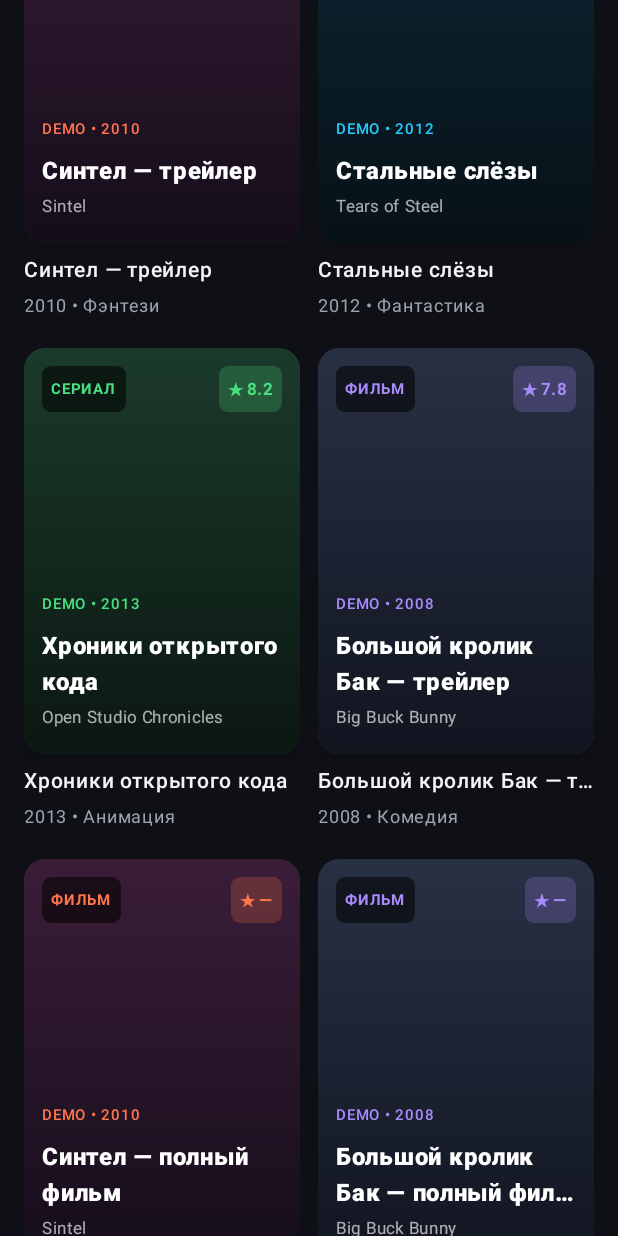
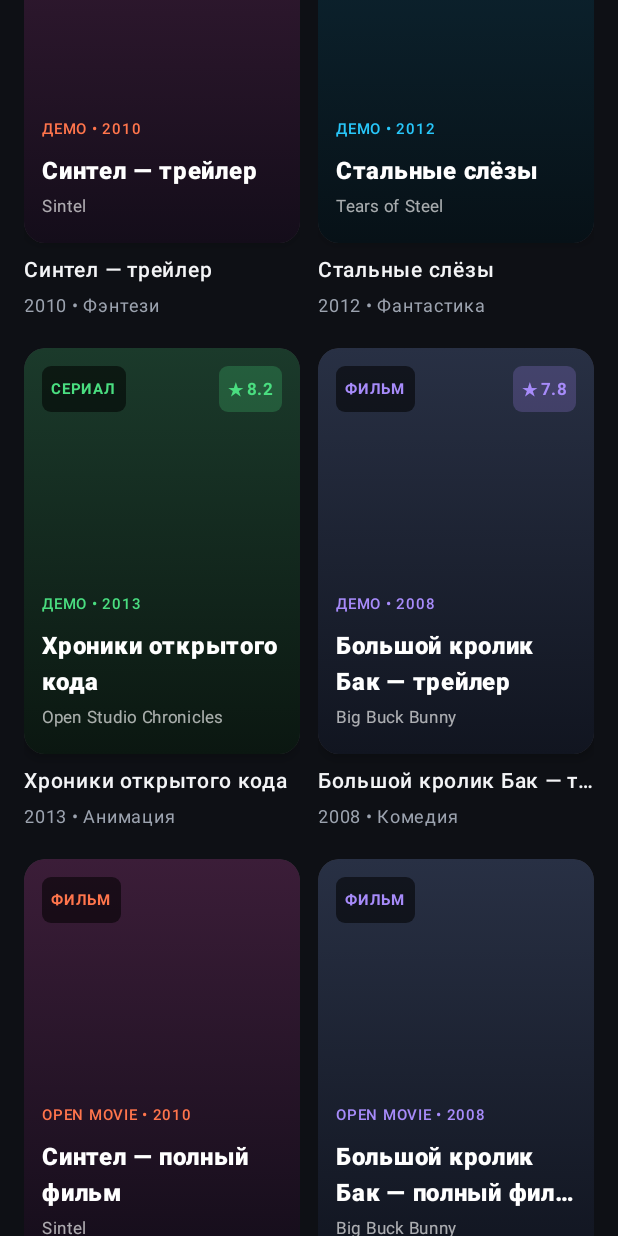
Before and after one commit to MaxGloshin/KinoPulse, an Android app built with Jetpack Compose: the screen it shows after launch (MainActivity), scrolled down 576 dp, on a phone screen of 412 x 824 dp. Run offline under Robolectric (Android 15) with nearby library versions, the phone set to English and light mode, and no system bars.

Commit message:
Distinguish demo, open films and personal links in cards

```diff
--- a/app/src/main/java/ru/openstream/kinopulse/ui/components/PosterCard.kt
+++ b/app/src/main/java/ru/openstream/kinopulse/ui/components/PosterCard.kt
@@ -81,7 +81,7 @@ fun PosterCard(
                         )
                     }
 
-                    Surface(
+                    if (item.rating != "—") Surface(
                         color = Color(item.posterAccentColor).copy(alpha = 0.22f),
                         shape = RoundedCornerShape(6.dp)
                     ) {
@@ -100,7 +100,7 @@ fun PosterCard(
                     modifier = Modifier.align(Alignment.BottomStart)
                 ) {
                     Text(
-                        text = "DEMO • ${item.year}",
+                        text = "${if (item.isDemoContent) "ДЕМО" else if (item.id.startsWith("user_link_")) "МОЯ ССЫЛКА" else "OPEN MOVIE"}${if (item.year > 0) " • ${item.year}" else ""}",
                         color = Color(item.posterAccentColor),
                         fontSize = 10.sp,
                         fontWeight = FontWeight.SemiBold
@@ -136,7 +136,7 @@ fun PosterCard(
             overflow = TextOverflow.Ellipsis
         )
         Text(
-            text = "${item.year} • ${item.genres.firstOrNull().orEmpty()}",
+            text = if (item.year > 0) "${item.year} • ${item.genres.firstOrNull().orEmpty()}" else item.genres.firstOrNull().orEmpty(),
             color = MaterialTheme.colorScheme.onSurfaceVariant,
             fontSize = 12.sp,
             maxLines = 1,
```
